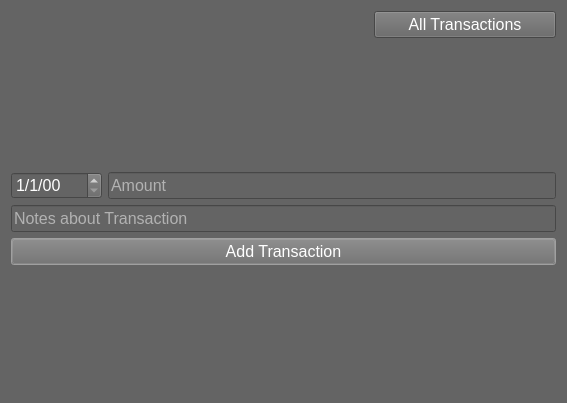
kkonsw/expense-tracker, file gui/newtransaction_dialog.ui: the form before one commit.
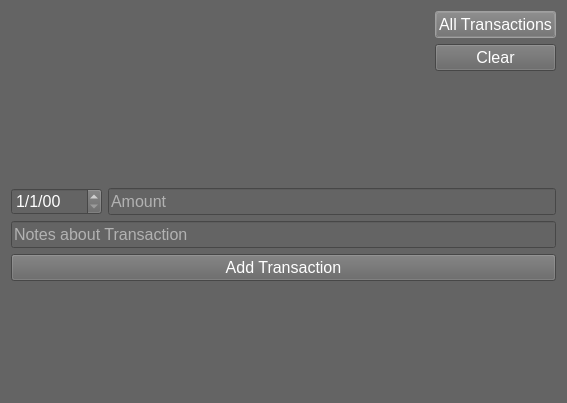
The form after the commit.

Commit message: Update Add Transaction Dialog

```diff
--- a/gui/newtransaction_dialog.ui
+++ b/gui/newtransaction_dialog.ui
@@ -16,9 +16,9 @@
   <property name="styleSheet">
    <string notr="true">background-color: rgb(100, 100, 100);</string>
   </property>
-  <layout class="QVBoxLayout" name="verticalLayout">
+  <layout class="QVBoxLayout" name="verticalLayout_2">
    <item>
-    <layout class="QHBoxLayout" name="horizontalLayout" stretch="2,1">
+    <layout class="QHBoxLayout" name="horizontalLayout">
      <item>
       <spacer name="horizontalSpacer">
        <property name="orientation">
@@ -33,6 +33,8 @@
       </spacer>
      </item>
      <item>
+      <layout class="QVBoxLayout" name="verticalLayout">
+       <item>
       <widget class="QPushButton" name="button_allTransactions">
        <property name="font">
         <font>
@@ -40,10 +42,12 @@
         </font>
        </property>
        <property name="focusPolicy">
-        <enum>Qt::NoFocus</enum>
+          <enum>Qt::TabFocus</enum>
        </property>
        <property name="styleSheet">
         <string notr="true">color: rgb(255, 255, 255);
+selection-background-color: rgb(255, 255, 255);
+selection-color: rgb(255, 255, 255);
 border-color: rgb(0, 0, 0);</string>
        </property>
        <property name="text">
@@ -53,6 +57,29 @@
         <bool>false</bool>
        </property>
       </widget>
+       </item>
+       <item>
+        <widget class="QPushButton" name="button_clearTransactions">
+         <property name="font">
+          <font>
+           <pointsize>12</pointsize>
+          </font>
+         </property>
+         <property name="focusPolicy">
+          <enum>Qt::TabFocus</enum>
+         </property>
+         <property name="styleSheet">
+          <string notr="true">color: rgb(255, 255, 255);
+selection-background-color: rgb(255, 255, 255);
+selection-color: rgb(255, 255, 255);
+border-color: rgb(0, 0, 0);</string>
+         </property>
+         <property name="text">
+          <string>Clear</string>
+         </property>
+        </widget>
+       </item>
+      </layout>
      </item>
     </layout>
    </item>
```
Lines whose indentation alone changed are shown as unchanged. The commit also changes 6 other files.
